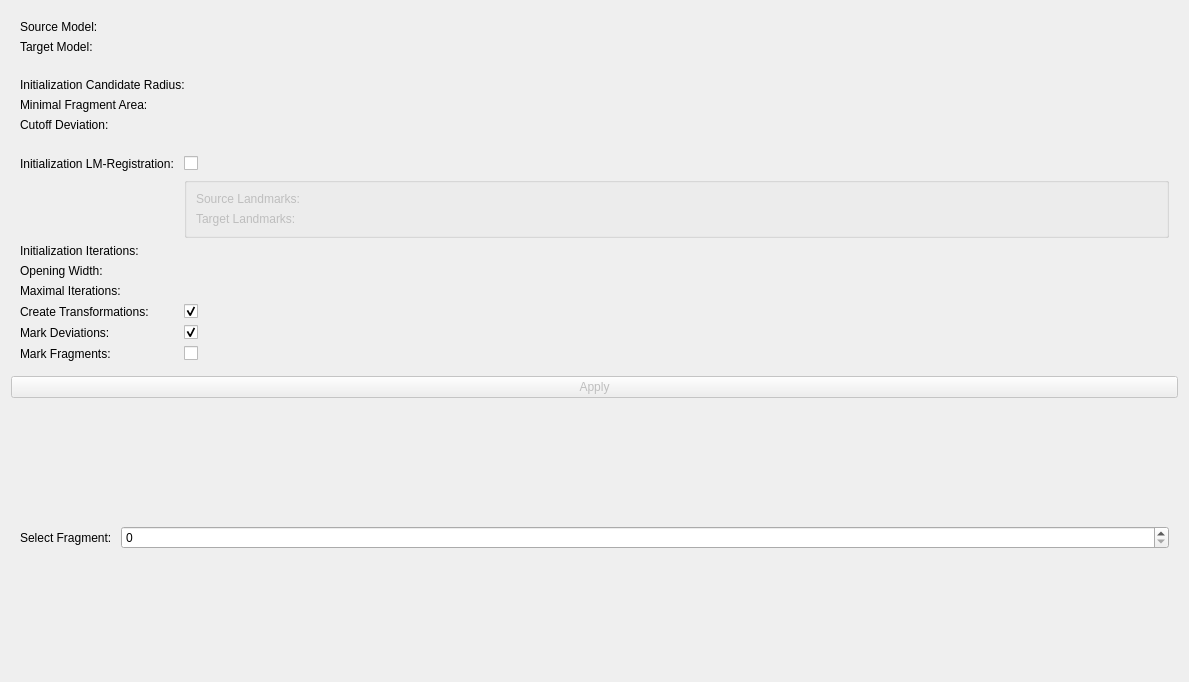
This is SurfaceFragmentsRegistration/Resources/UI/SurfaceFragmentsRegistration.ui in sebastianandress/Slicer-SurfaceFragmentsRegistration as Qt 5 draws it before an edit. The edited form follows.
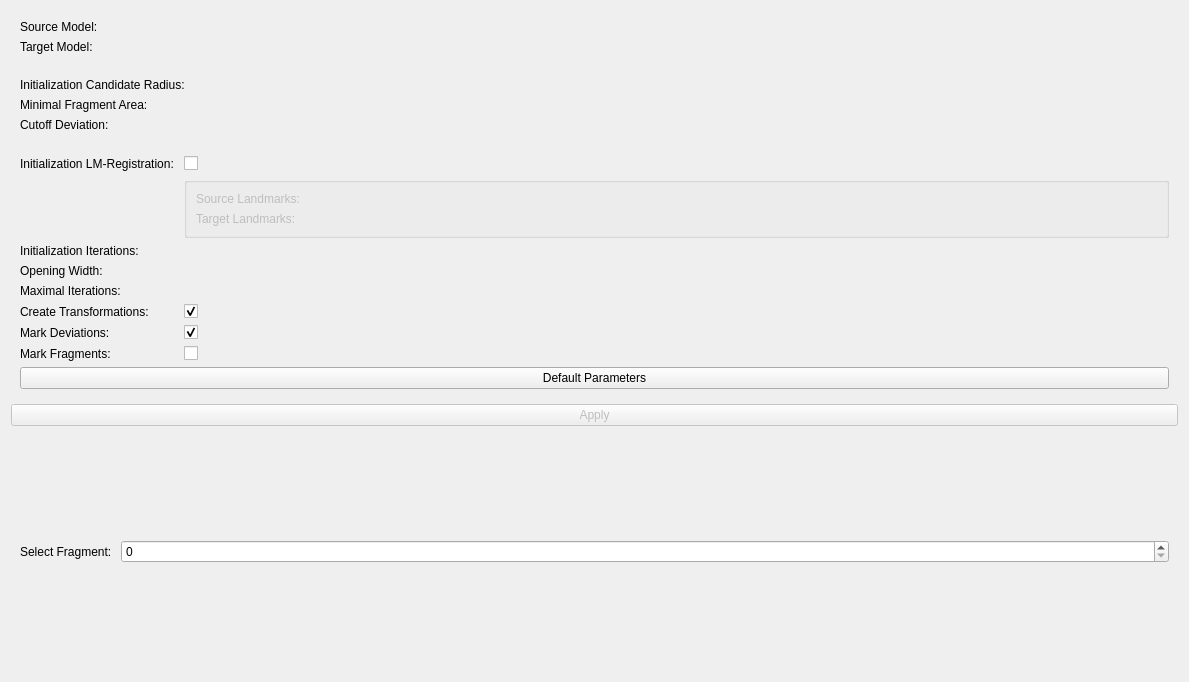
This is the edited form. Custom widgets are drawn as their Qt base class.

Commit message: several changes - add default button - current fragment not in parameter node - add readme, license - add tests with assets

Diff of the .ui file:
```diff
--- a/SurfaceFragmentsRegistration/Resources/UI/SurfaceFragmentsRegistration.ui
+++ b/SurfaceFragmentsRegistration/Resources/UI/SurfaceFragmentsRegistration.ui
@@ -461,6 +461,16 @@
         </property>
        </widget>
       </item>
+      <item row="10" column="0" colspan="2">
+       <widget class="QPushButton" name="defaultsButton">
+        <property name="text">
+         <string>Default Parameters</string>
+        </property>
+        <property name="toolTip">
+         <string>Reset default parameters.</string>
+        </property>
+       </widget>
+      </item>
      </layout>
     </widget>
    </item>
```
Left out of the diff: 5 changed lines with no effect on the pictures. The commit also changes 14 other files.
